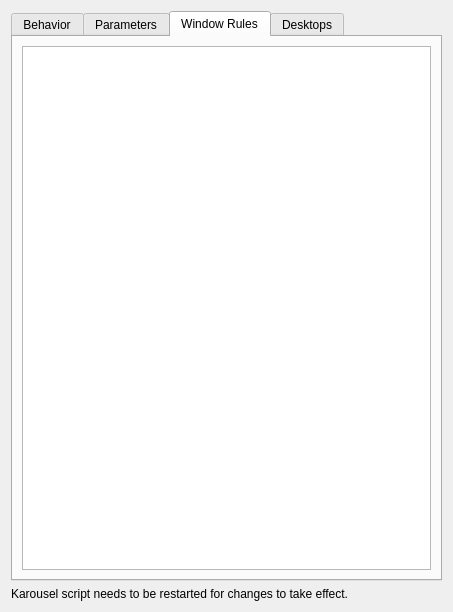
The window that package/contents/ui/config.ui (peterfajdiga/karousel) describes before a commit, drawn with Qt 5.
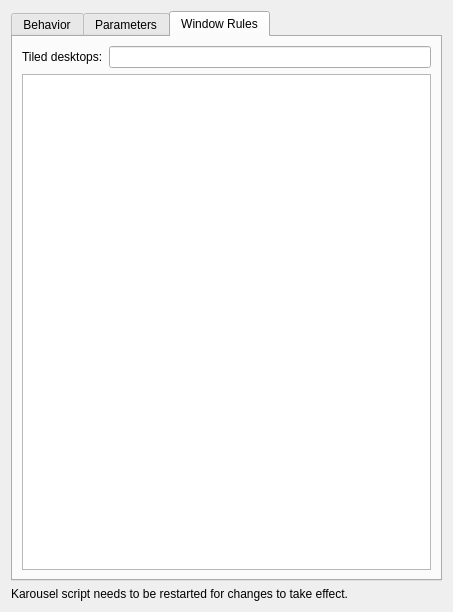
The same window after the commit. The open tabs and pages were chosen to show the change.

The edit to the form file:
```diff
--- a/package/contents/ui/config.ui
+++ b/package/contents/ui/config.ui
@@ -459,30 +459,11 @@
                         </attribute>
                         <layout class="QVBoxLayout">
                             <item>
-                                <widget class="QPlainTextEdit" name="kcfg_windowRules">
-                                    <property name="tabChangesFocus">
-                                        <bool>true</bool>
-                                    </property>
-                                    <property name="lineWrapMode">
-                                        <enum>QPlainTextEdit::NoWrap</enum>
-                                    </property>
-                                    <property name="font">
-                                        <font><family>Monospace</family></font>
-                                    </property>
-                                </widget>
-                            </item>
-                        </layout>
-                    </widget>
-
-                    <widget class="QWidget" name="tab_desktops">
-                        <attribute name="title">
-                            <string>Desktops</string>
-                        </attribute>
-                        <layout class="QVBoxLayout">
+                                <layout class="QHBoxLayout">
                             <item>
                                 <widget class="QLabel" name="label_desktops">
                                     <property name="text">
-                                        <string>Desktop names (one per line). Use '*' alone to work on all desktops:</string>
+                                                <string>Tiled desktops:</string>
                                     </property>
                                     <property name="wordWrap">
                                         <bool>true</bool>
@@ -490,7 +471,19 @@
                                 </widget>
                             </item>
                             <item>
-                                <widget class="QPlainTextEdit" name="kcfg_desktops">
+                                        <widget class="QLineEdit" name="kcfg_tiledDesktops">
+                                            <property name="font">
+                                                <font><family>Monospace</family></font>
+                                            </property>
+                                            <property name="toolTip">
+                                                <string>Regex string to match desktops. Default value is ".*". Example: "Desktop [1-3]"</string>
+                                            </property>
+                                        </widget>
+                                    </item>
+                                </layout>
+                            </item>
+                            <item>
+                                <widget class="QPlainTextEdit" name="kcfg_windowRules">
                                     <property name="tabChangesFocus">
                                         <bool>true</bool>
                                     </property>
```
Lines whose indentation alone changed are shown as unchanged.
